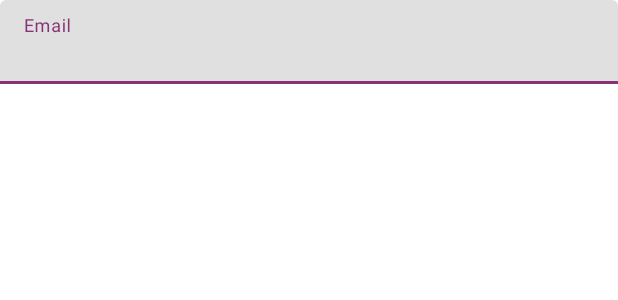
After one commit to sarmad-sohaib/LedgerO, an Android app: the layout dialg_box.xml on its own in the app's theme, with its tools: preview values and no code run, on a phone screen of 412 x 824 dp. The commit adds this screen. Shown: the top 300 px of the screen. Run offline under Robolectric (Android 15) with nearby library versions, the phone set to English and light mode, and no system bars.

Commit message:
created dialog box for adding new ledger, working on it!

```diff
--- /dev/null
+++ b/app/src/main/res/layout/dialg_box.xml
@@ -0,0 +1,22 @@
+<?xml version="1.0" encoding="utf-8"?>
+<androidx.constraintlayout.widget.ConstraintLayout xmlns:android="http://schemas.android.com/apk/res/android"
+    android:layout_width="match_parent"
+    android:layout_height="match_parent"
+    xmlns:app="http://schemas.android.com/apk/res-auto">
+
+    <com.google.android.material.textfield.TextInputLayout
+        android:id="@+id/filledTextField"
+        android:layout_width="match_parent"
+        android:layout_height="wrap_content"
+        android:hint="@string/email"
+        app:layout_constraintEnd_toEndOf="parent"
+        app:layout_constraintStart_toStartOf="parent"
+        app:layout_constraintTop_toTopOf="parent">
+
+        <com.google.android.material.textfield.TextInputEditText
+            android:layout_width="match_parent"
+            android:layout_height="wrap_content" />
+
+    </com.google.android.material.textfield.TextInputLayout>
+
+</androidx.constraintlayout.widget.ConstraintLayout>
--- a/app/src/main/res/values/strings.xml
+++ b/app/src/main/res/values/strings.xml
@@ -28,4 +28,5 @@
     <string name="signup">Signup</string>
     <string name="already_have_an_account">Already have an account?</string>
     <string name="app_name">LedgerO</string>
+    <string name="email">Email</string>
 </resources>
```
